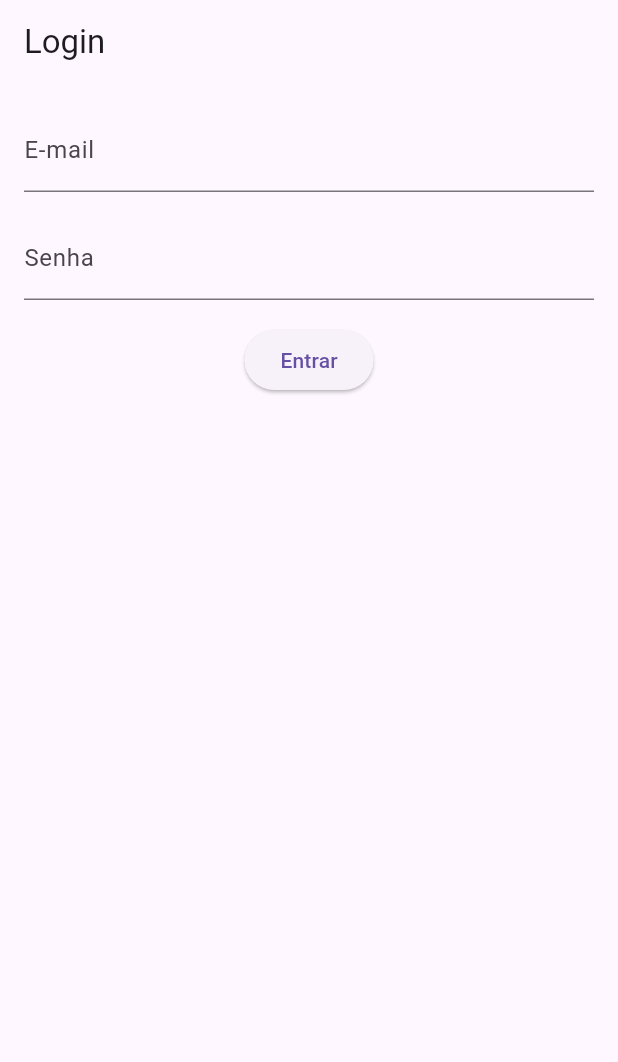
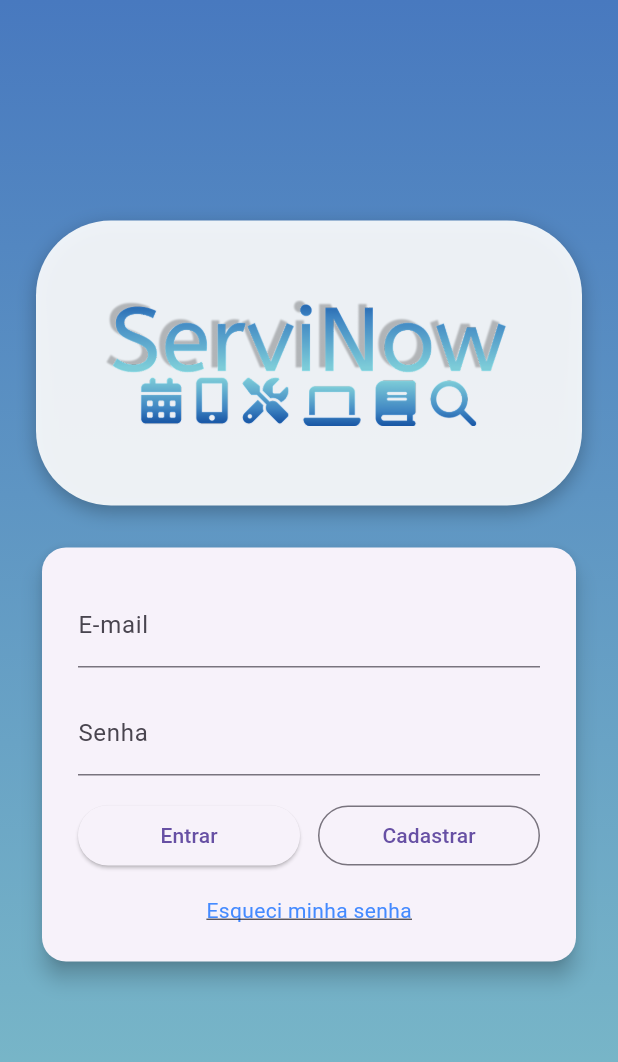
Before and after one commit to JVBC743/servinow-mobile, a Flutter app: the screen it shows after launch, on a phone screen of 412 x 824 dp. Shown: the top 1062 px of the screen. Run offline on Flutter 3.47's test engine with Material 3 defaults, Android fonts, the phone set to English and light mode, and no system bars; our stand-ins replace shared_preferences.

Commit message:
logo e estilização tela de login

```diff
--- a/lib/screens/auth/login_screen.dart
+++ b/lib/screens/auth/login_screen.dart
@@ -1,6 +1,5 @@
 import 'package:flutter/material.dart';
 import 'package:servinow_mobile/core/services/auth_service.dart';
-import 'package:shared_preferences/shared_preferences.dart';
 
 class LoginScreen extends StatefulWidget {
   const LoginScreen({super.key});
@@ -43,14 +42,66 @@ class _LoginScreenState extends State<LoginScreen> {
   @override
   Widget build(BuildContext context) {
     return Scaffold(
-      appBar: AppBar(title: const Text('Login')),
-      body: Padding(
-        padding: const EdgeInsets.all(16.0),
+      body: Container(
+        width: double.infinity,
+        height: double.infinity,
+        decoration: const BoxDecoration(
+          gradient: LinearGradient(
+            colors: [Color(0xFF4879BF), Color(0xFF7FBFC9)],
+            begin: Alignment.topCenter,
+            end: Alignment.bottomCenter,
+          ),
+        ),
+        child: Center(
+          child: SingleChildScrollView(
+            padding: const EdgeInsets.symmetric(horizontal: 24.0),
+            child: Column(
+              mainAxisSize: MainAxisSize.min,
+              children: [
+                // Card pílula
+                Container(
+                  padding: const EdgeInsets.symmetric(
+                    horizontal: 32,
+                    vertical: 20,
+                  ),
+                  margin: const EdgeInsets.only(bottom: 24),
+                  decoration: BoxDecoration(
+                    color: Colors.white.withOpacity(0.9),
+                    borderRadius: BorderRadius.circular(50),
+                    boxShadow: [
+                      BoxShadow(
+                        color: Colors.black26,
+                        blurRadius: 10,
+                        offset: const Offset(0, 4),
+                      ),
+                    ],
+                  ),
+                  child: Column(
+                    children: [
+                      Image.asset(
+                        'assets/logo.png',
+                        width: 300,
+                        height: 150,
+                      ),
+                    ],
+                  ),
+                ),
+
+                // Card do formulário
+                Card(
+                  shape: RoundedRectangleBorder(
+                    borderRadius: BorderRadius.circular(16),
+                  ),
+                  elevation: 6,
+                  child: Padding(
+                    padding: const EdgeInsets.all(24.0),
                     child: Column(
                       children: [
                         TextField(
                           controller: emailController,
-              decoration: const InputDecoration(labelText: 'E-mail'),
+                          decoration: const InputDecoration(
+                            labelText: 'E-mail',
+                          ),
                         ),
                         const SizedBox(height: 16),
                         TextField(
@@ -60,16 +111,64 @@ class _LoginScreenState extends State<LoginScreen> {
                         ),
                         const SizedBox(height: 16),
                         if (error != null) ...[
-              Text(error!, style: const TextStyle(color: Colors.red)),
+                          Text(
+                            error!,
+                            style: const TextStyle(color: Colors.red),
+                          ),
                           const SizedBox(height: 8),
                         ],
                         isLoading
                             ? const CircularProgressIndicator()
-                : ElevatedButton(
+                            : Column(
+                                children: [
+                                  Row(
+                                    children: [
+                                      Expanded(
+                                        child: ElevatedButton(
                                           onPressed: _login,
                                           child: const Text('Entrar'),
                                         ),
+                                      ),
+                                      const SizedBox(width: 12),
+                                      Expanded(
+                                        child: OutlinedButton(
+                                          onPressed: () {
+                                            Navigator.pushNamed(
+                                              context,
+                                              '/register',
+                                            );
+                                          },
+                                          child: const Text('Cadastrar'),
+                                        ),
+                                      ),
                                     ],
+                                  ),
+                                  const SizedBox(height: 16),
+                                  GestureDetector(
+                                    onTap: () {
+                                      Navigator.pushNamed(
+                                        context,
+                                        '/forgot-password',
+                                      );
+                                    },
+                                    child: const Text(
+                                      'Esqueci minha senha',
+                                      style: TextStyle(
+                                        color: Colors.blueAccent,
+                                        decoration: TextDecoration.underline,
+                                      ),
+                                    ),
+                                  ),
+                                ],
+                              ),
+                      ],
+                    ),
+                  ),
+                ),
+                const SizedBox(height: 32), // Espaço inferior opcional
+              ],
+            ),
+          ),
         ),
       ),
     );
--- a/pubspec.yaml
+++ b/pubspec.yaml
@@ -58,6 +58,9 @@ flutter:
   # the material Icons class.
   uses-material-design: true
 
+  assets:
+    - assets/logo.png
+
   # To add assets to your application, add an assets section, like this:
   # assets:
   #   - images/a_dot_burr.jpeg
```
Also changed, not shown: assets/logo.png (added). Lines whose indentation alone changed are shown as unchanged.
